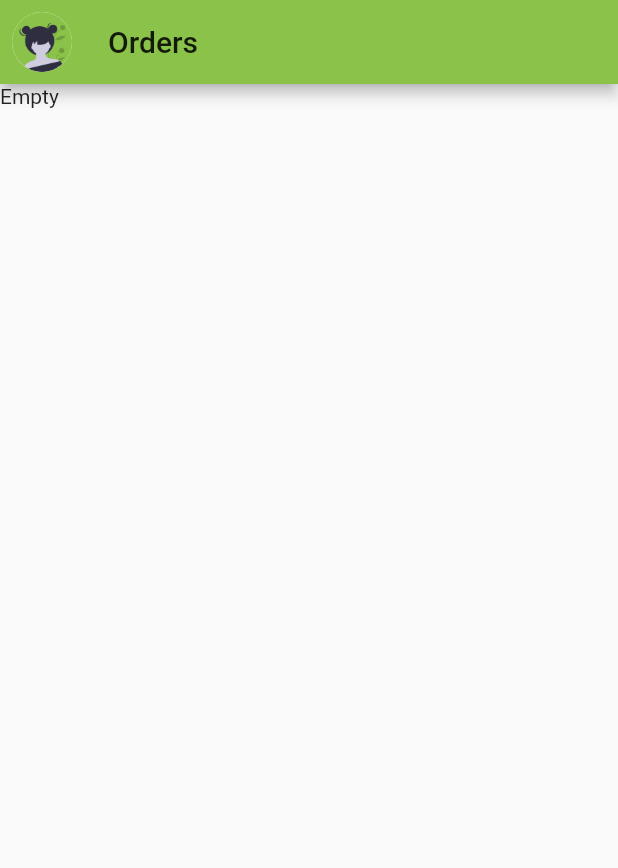
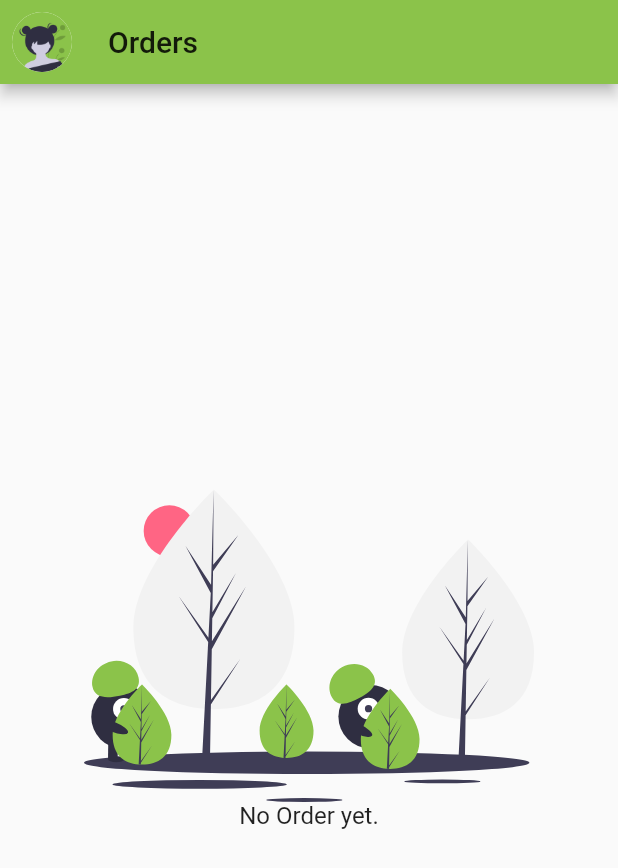
Before and after one commit to GrandSchtroumpf/veggie-market-flutter, a Flutter app: the screen it shows once a user with an empty profile is signed in, in the side drawer, after a tap on "Current orders", on a phone screen of 412 x 824 dp. Shown: the top 868 px of the screen. Run offline on Flutter 3.47's test engine with Material 2 defaults, Android fonts, the light colour scheme and no system bars; our stand-ins replace badges, cloud_firestore, firebase_auth, firebase_core, firebase_storage, flutter_svg and 3 more; accounts and stored records are empty.

Commit message:
some updates

```diff
--- a/lib/auth/drawer.dart
+++ b/lib/auth/drawer.dart
@@ -47,6 +47,7 @@ class AuthDrawer extends StatelessWidget {
             ),
           ),
           ListTile(
+            leading: Icon(Icons.account_circle),
             title: Text('My Profile'),
             onTap: () {
               Navigator.pop(context);
@@ -61,8 +62,19 @@ class AuthDrawer extends StatelessWidget {
           ListTile(
             leading: Icon(Icons.store),
             title: Text('My orders'),
-            onTap: () => Navigator.pushReplacementNamed(context, '/m/order'),
-          )
+            onTap: () {
+              Navigator.pop(context);
+              Navigator.pushNamed(context, '/m/order');
+            },
+          ),
+          ListTile(
+            leading: Icon(Icons.exit_to_app),
+            title: Text('Signout'),
+            onTap: () {
+              Navigator.pop(context);
+              _auth.signOut();
+            },
+          ),
         ],
       ),
     );
@@ -83,6 +95,7 @@ class AuthDrawer extends StatelessWidget {
             ),
           ),
           ListTile(
+            leading: Icon(Icons.account_circle),
             title: Text('Profile'),
             onTap: () {
               Navigator.pop(context);
@@ -97,7 +110,10 @@ class AuthDrawer extends StatelessWidget {
           ListTile(
             leading: Icon(Icons.store),
             title: Text('Current orders'),
-            onTap: () => Navigator.pushReplacementNamed(context, '/d/order'),
+            onTap: () {
+              Navigator.pop(context);
+              Navigator.pushNamed(context, '/d/order');
+            },
           ),
           ListTile(
             leading: Icon(Icons.shopping_basket),
--- /dev/null
+++ b/lib/image/empty.dart
@@ -0,0 +1,27 @@
+import 'package:flutter/material.dart';
+import 'package:flutter_svg/flutter_svg.dart';
+
+class Empty extends StatelessWidget {
+  final String text;
+  Empty(this.text);
+  @override
+  Widget build(BuildContext context) {
+    return Center(
+      child: Column(
+        mainAxisAlignment: MainAxisAlignment.center,
+        crossAxisAlignment: CrossAxisAlignment.center,
+        children: [
+          SvgPicture.asset(
+            'assets/img/empty.svg',
+            semanticsLabel: 'No product',
+            width: 300.0,
+          ),
+          Text(
+            text,
+            style: Theme.of(context).textTheme.subtitle1,
+          ),
+        ],
+      ),
+    );
+  }
+}
--- a/lib/market/product-list.dart
+++ b/lib/market/product-list.dart
@@ -1,6 +1,7 @@
 import 'package:flutter/material.dart';
 import 'package:flutter_svg/flutter_svg.dart';
 import 'package:badges/badges.dart';
+import '../image/empty.dart';
 import '../auth/shell.dart';
 import '../product/model.dart';
 import '../seller/model.dart';
@@ -22,7 +23,7 @@ class BuyerProductList extends StatelessWidget {
             return Text('Loading Sellers');
           }
           if (snapshot.data.length == 0) {
-            return empty(context);
+            return Empty('We couldn not find any seller.');
           }
           final sellers = snapshot.data;
           final sellerIds = sellers.map((seller) => seller.id);
@@ -44,14 +45,14 @@ class BuyerProductList extends StatelessWidget {
                 allProduct[i].forEach((product) => all.add(product));
               });
               if (all.length == sellers.length) {
-                return empty(context);
+                return Empty('There is nothing here yet.');
               }
               return ListView.builder(
                 itemCount: all.length,
                 itemBuilder: (context, i) {
                   final item = all[i];
                   if (item is Seller) {
-                    return ListTile(title: Text(item.name));
+                    return ListTile(title: Text(item.name ?? 'Unknow'));
                   } else if (item is Product) {
                     return MarketItem(item);
                   } else {
@@ -76,24 +77,4 @@ class BuyerProductList extends StatelessWidget {
       ),
     );
   }
-
-  empty(BuildContext context) {
-    return Center(
-      child: Column(
-        mainAxisAlignment: MainAxisAlignment.center,
-        crossAxisAlignment: CrossAxisAlignment.center,
-        children: [
-          SvgPicture.asset(
-            'assets/img/empty.svg',
-            semanticsLabel: 'No product',
-            width: 300.0,
-          ),
-          Text(
-            'There is nothing here yet.',
-            style: Theme.of(context).textTheme.subtitle1,
-          ),
-        ],
-      ),
-    );
-  }
 }
--- a/lib/order/list.dart
+++ b/lib/order/list.dart
@@ -1,4 +1,5 @@
 import 'package:flutter/material.dart';
+import '../image/empty.dart';
 import './model.dart';
 
 class OrderList extends StatefulWidget {
@@ -11,7 +12,7 @@ class OrderList extends StatefulWidget {
       {this.query,
       this.headerBuilder,
       this.itemBuilder,
-      this.whenEmpty = const Text('Empty'),
+      this.whenEmpty,
       this.whenLoading = const Center(child: CircularProgressIndicator())});
 
   @override
@@ -60,7 +61,7 @@ class OrderListState extends State<OrderList> {
           return whenLoading;
         }
         if (snapshot.data.length == 0) {
-          return whenEmpty;
+          return whenEmpty ?? Empty('No Order yet.');
         }
         List<Order> orders = snapshot.data;
         final panels = orders.map((order) => this.panel(context, order));
--- a/lib/product/list.dart
+++ b/lib/product/list.dart
@@ -1,4 +1,5 @@
 import 'package:flutter/material.dart';
+import '../image/empty.dart';
 import './model.dart';
 
 class ProductList extends StatelessWidget {
@@ -9,7 +10,7 @@ class ProductList extends StatelessWidget {
   ProductList({
     this.query,
     this.builder,
-    this.whenEmpty = const Text('Empty'),
+    this.whenEmpty,
   });
 
   @override
@@ -18,7 +19,7 @@ class ProductList extends StatelessWidget {
       stream: query,
       builder: (context, snapshot) {
         if (!snapshot.hasData) {
-          return whenEmpty;
+          return whenEmpty ?? Empty('There is not product here.');
         }
         List<Product> products = snapshot.data;
         return ListView.builder(
--- a/lib/seller/list.dart
+++ b/lib/seller/list.dart
@@ -1,4 +1,5 @@
 import 'package:flutter/material.dart';
+import 'package:veggie_market/image/empty.dart';
 import './model.dart';
 
 class SellerList extends StatelessWidget {
@@ -9,7 +10,7 @@ class SellerList extends StatelessWidget {
   SellerList({
     this.query,
     this.builder,
-    this.whenEmpty = const Text('Empty'),
+    this.whenEmpty,
   });
 
   @override
@@ -18,7 +19,7 @@ class SellerList extends StatelessWidget {
       stream: query,
       builder: (context, snapshot) {
         if (!snapshot.hasData) {
-          return whenEmpty;
+          return whenEmpty ?? Empty('We could not find any seller.');
         }
         List<Seller> sellers = snapshot.data;
         return ListView.builder(
--- a/lib/seller/service.dart
+++ b/lib/seller/service.dart
@@ -23,6 +23,8 @@ class SellerService extends CollectionService<Seller> {
   }
 
   becomeSeller() {
-    _auth.currentUser().then((user) => doc(user.uid).set({}));
+    _auth
+        .currentUser()
+        .then((user) => doc(user.uid).set({'name': 'Schtroumpf'}));
   }
 }
```
Also changed, not shown: lib/dashboard/list.dart (+2 -22 lines).
